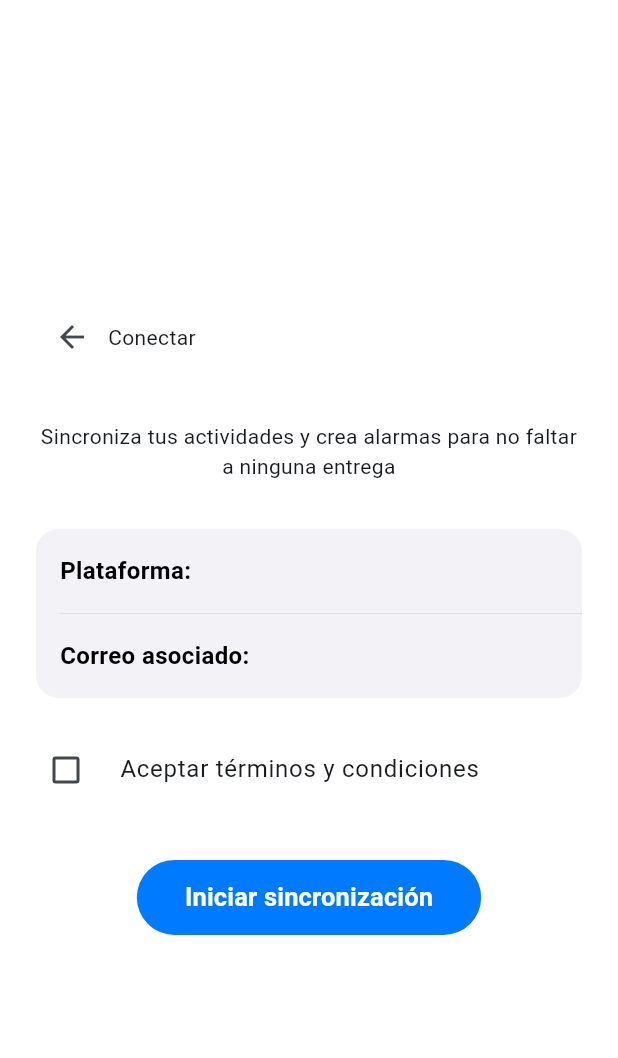
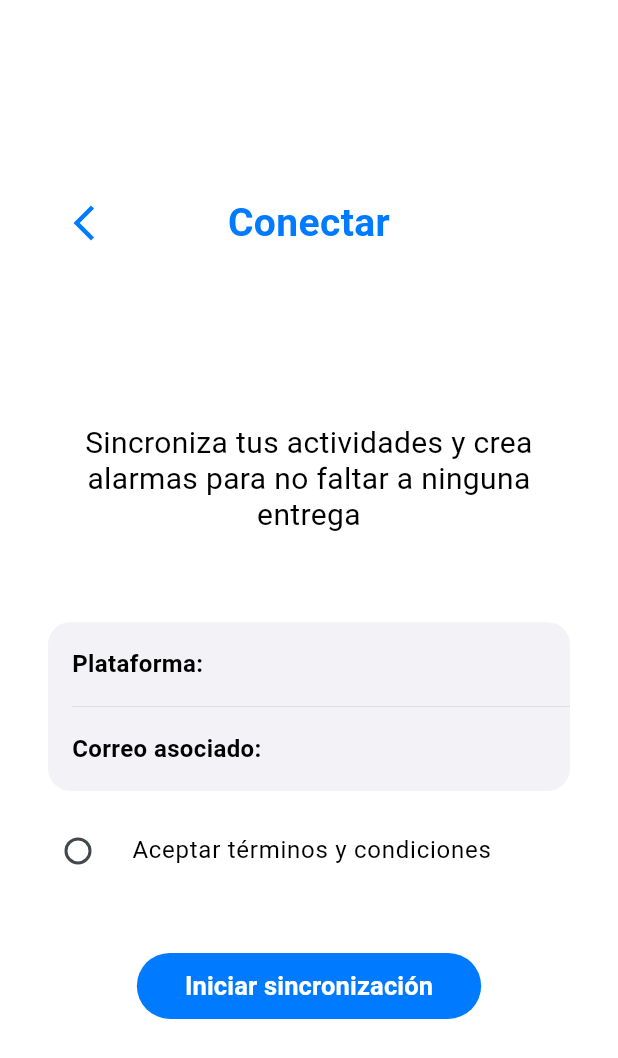
Before and after one commit to jhonsebastianasmiso/alarmas-educativas-ux, a Flutter app: the MobileConnectScreen screen opened directly, on a phone screen of 412 x 824 dp. Shown: the top 1058 px of the screen. Run offline on Flutter 3.47's test engine with Material 3 defaults, Android fonts, the phone set to English and light mode, and no system bars.

Commit message:
style: Adaptar Conectar al diseño móvil y componentes Apple

```diff
--- a/lib/features/sync/presentation/screens/mobile_connect_screen.dart
+++ b/lib/features/sync/presentation/screens/mobile_connect_screen.dart
@@ -2,6 +2,7 @@ import 'package:flutter/material.dart';
 import '../../../../shared/widgets/buttons/apple_button.dart';
 import '../../../../shared/widgets/forms/apple_style_form.dart';
 import '../../../../shared/widgets/layouts/web_layout.dart';
+import '../../../../shared/widgets/layouts/apple_header.dart';
 
 class MobileConnectScreen extends StatefulWidget {
   const MobileConnectScreen({super.key});
@@ -30,32 +31,89 @@ class _MobileConnectScreenState extends State<MobileConnectScreen> {
       backgroundColor: Colors.white,
       body: SafeArea(
         child: WebLayout(
-          child: SingleChildScrollView(
-            padding: const EdgeInsets.all(24),
+          child: LayoutBuilder(
+            builder: (context, constraints) => SingleChildScrollView(
+              padding: const EdgeInsets.fromLTRB(32, 12, 32, 32),
               child: Column(
+                crossAxisAlignment: CrossAxisAlignment.stretch,
                 children: [
-                Row(children: [
-                  BackButton(onPressed: () => Navigator.maybePop(context)),
-                  const Text('Conectar'),
-                ]),
-                const SizedBox(height: 32),
-                const Text('Sincroniza tus actividades y crea alarmas para no faltar a ninguna entrega', textAlign: TextAlign.center),
-                const SizedBox(height: 32),
-                AppleFormGroup(children: [
-                  AppleFormField(label: 'Plataforma:', labelWidth: 92, controller: _platformController, showClearButton: true),
-                  AppleFormField(label: 'Correo asociado:', labelWidth: 136, controller: _emailController, keyboardType: TextInputType.emailAddress),
-                ]),
-                const SizedBox(height: 20),
+                  Stack(
+                    alignment: Alignment.center,
+                    children: [
+                      const AppleHeader(
+                        title: 'Conectar',
+                        showBackButton: false,
+                      ),
+                      Align(
+                        alignment: Alignment.centerLeft,
+                        child: IconButton(
+                          tooltip: 'Volver',
+                          padding: EdgeInsets.zero,
+                          onPressed: () => Navigator.maybePop(context),
+                          icon: const Icon(
+                            Icons.arrow_back_ios_new,
+                            size: 28,
+                            color: Color(0xFF007AFF),
+                          ),
+                        ),
+                      ),
+                    ],
+                  ),
+                  SizedBox(
+                    height: (constraints.maxHeight * .15).clamp(32.0, 110.0),
+                  ),
+                  const Text(
+                    'Sincroniza tus actividades y crea alarmas para no faltar a ninguna entrega',
+                    textAlign: TextAlign.center,
+                    style: TextStyle(
+                      fontSize: 20,
+                      height: 1.2,
+                      color: Colors.black,
+                    ),
+                  ),
+                  const SizedBox(height: 60),
+                  AppleFormGroup(
+                    children: [
+                      AppleFormField(
+                        label: 'Plataforma:',
+                        labelWidth: 92,
+                        controller: _platformController,
+                        showClearButton: true,
+                      ),
+                      AppleFormField(
+                        label: 'Correo asociado:',
+                        labelWidth: 136,
+                        controller: _emailController,
+                        keyboardType: TextInputType.emailAddress,
+                      ),
+                    ],
+                  ),
+                  const SizedBox(height: 16),
                   CheckboxListTile(
-                  title: const Text('Aceptar términos y condiciones'),
+                    title: const Text(
+                      'Aceptar términos y condiciones',
+                      style: TextStyle(fontSize: 16, color: Colors.black),
+                    ),
                     value: _acceptedTerms,
-                  onChanged: (value) => setState(() => _acceptedTerms = value ?? false),
+                    onChanged: (value) =>
+                        setState(() => _acceptedTerms = value ?? false),
                     controlAffinity: ListTileControlAffinity.leading,
                     contentPadding: EdgeInsets.zero,
+                    activeColor: const Color(0xFF007AFF),
+                    checkboxShape: const CircleBorder(),
+                    dense: true,
                   ),
-                const SizedBox(height: 32),
-                AppleButton(text: 'Iniciar sincronización', isFullWidth: false, onPressed: _startSync),
+                  const SizedBox(height: 44),
+                  Center(
+                    child: AppleButton(
+                      text: 'Iniciar sincronización',
+                      height: 44,
+                      isFullWidth: false,
+                      onPressed: _startSync,
+                    ),
+                  ),
                 ],
+              ),
             ),
           ),
         ),
```
Lines whose indentation alone changed are shown as unchanged.
